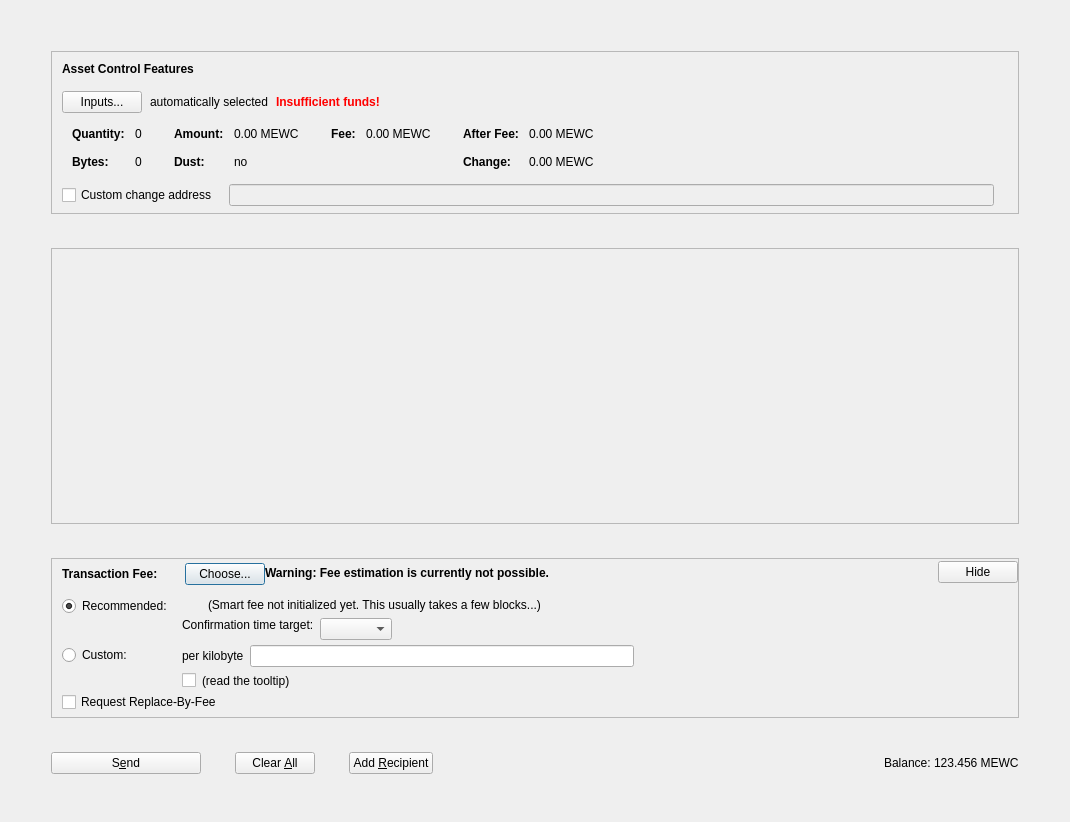
This is src/qt/forms/assetsdialog.ui in 1NF1N18Y/points as Qt 5 draws it before an edit. The edited form follows.
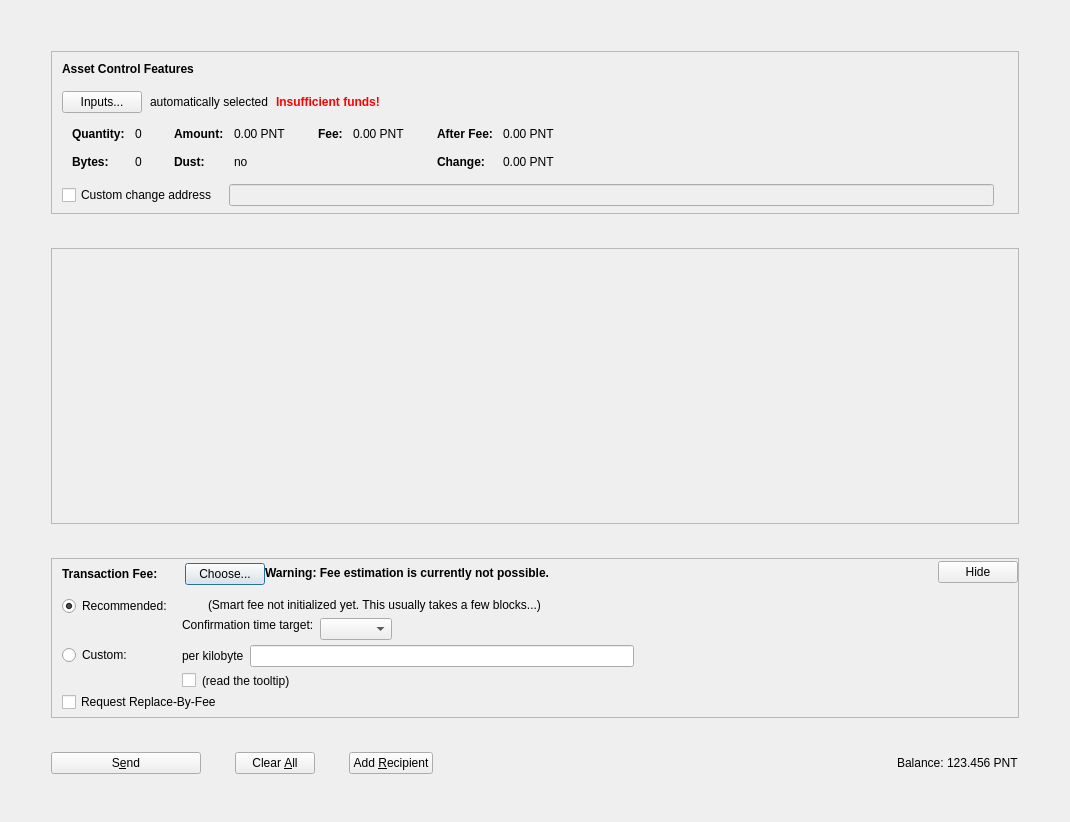
This is the edited form. Icons and pictures are not drawn. Custom widgets are drawn as their Qt base class.

The edit to the form file:
```diff
--- a/src/qt/forms/assetsdialog.ui
+++ b/src/qt/forms/assetsdialog.ui
@@ -341,7 +341,7 @@
                     <enum>Qt::ActionsContextMenu</enum>
                    </property>
                    <property name="text">
-                    <string notr="true">0.00 MEWC</string>
+                    <string notr="true">0.00 PNT</string>
                    </property>
                    <property name="textInteractionFlags">
                     <set>Qt::LinksAccessibleByMouse|Qt::TextSelectableByKeyboard|Qt::TextSelectableByMouse</set>
@@ -421,7 +421,7 @@
                     <enum>Qt::ActionsContextMenu</enum>
                    </property>
                    <property name="text">
-                    <string notr="true">0.00 MEWC</string>
+                    <string notr="true">0.00 PNT</string>
                    </property>
                    <property name="textInteractionFlags">
                     <set>Qt::LinksAccessibleByMouse|Qt::TextSelectableByKeyboard|Qt::TextSelectableByMouse</set>
@@ -472,7 +472,7 @@
                     <enum>Qt::ActionsContextMenu</enum>
                    </property>
                    <property name="text">
-                    <string notr="true">0.00 MEWC</string>
+                    <string notr="true">0.00 PNT</string>
                    </property>
                    <property name="textInteractionFlags">
                     <set>Qt::LinksAccessibleByMouse|Qt::TextSelectableByKeyboard|Qt::TextSelectableByMouse</set>
@@ -501,7 +501,7 @@
                     <enum>Qt::ActionsContextMenu</enum>
                    </property>
                    <property name="text">
-                    <string notr="true">0.00 MEWC</string>
+                    <string notr="true">0.00 PNT</string>
                    </property>
                    <property name="textInteractionFlags">
                     <set>Qt::LinksAccessibleByMouse|Qt::TextSelectableByKeyboard|Qt::TextSelectableByMouse</set>
@@ -1264,7 +1264,7 @@
             <cursorShape>IBeamCursor</cursorShape>
            </property>
            <property name="text">
-            <string notr="true">123.456 MEWC</string>
+            <string notr="true">123.456 PNT</string>
            </property>
            <property name="textInteractionFlags">
             <set>Qt::LinksAccessibleByMouse|Qt::TextSelectableByKeyboard|Qt::TextSelectableByMouse</set>
```
Left out of the diff: 18 changed lines with no effect on the pictures.
